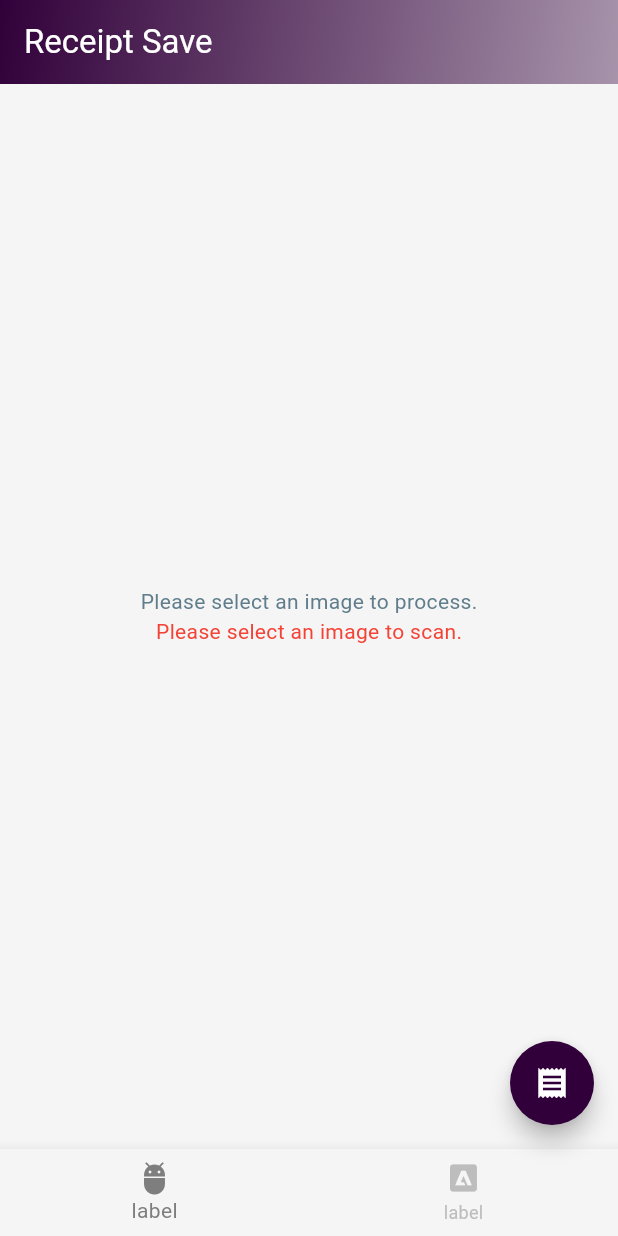
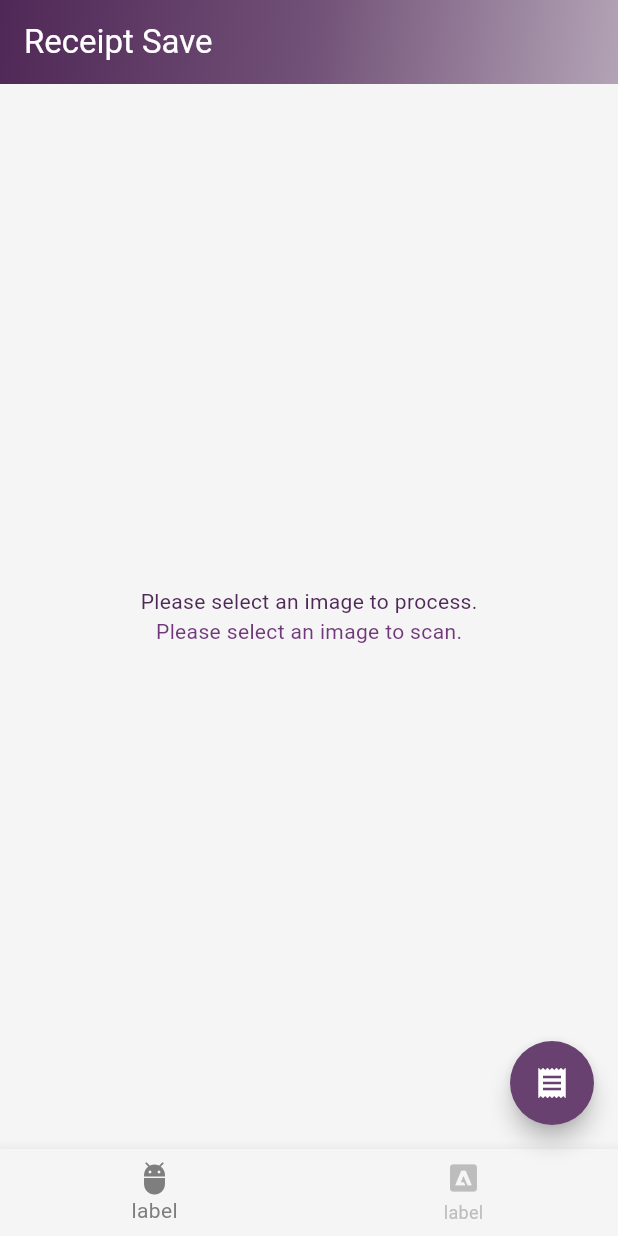
Before and after one commit to bsobocki/save_receipt, a Flutter app: the screen it shows after launch, on a phone screen of 412 x 824 dp. Run offline on Flutter 3.47's test engine with Material 3 defaults, Android fonts, the phone set to English and light mode, and no system bars; our stand-ins replace flutter_expandable_fab, image_picker; missing offline and left inert: google_mlkit_document_scanner, google_mlkit_text_recognition.

Commit message:
fix colors

```diff
--- a/lib/color/themes/main_theme.dart
+++ b/lib/color/themes/main_theme.dart
@@ -1,4 +1,7 @@
 import 'package:flutter/material.dart';
 import 'package:save_receipt/color/color_theme.dart';
 
-final ColorTheme mainTheme = ColorTheme(mainColor: const Color.fromARGB(255, 49, 0, 58));
+final ColorTheme mainTheme = ColorTheme(
+    mainColor: const Color.fromARGB(255, 80, 40, 87),
+    ligtherMainColor: const Color.fromARGB(255, 104, 65, 112),
+    extraLightMainColor: const Color.fromARGB(255, 243, 222, 247));
--- a/lib/main.dart
+++ b/lib/main.dart
@@ -159,11 +159,11 @@ class _MyHomePageState extends State<MyHomePage> {
           children: <Widget>[
             Text(
               imageProcessingText,
-              style: const TextStyle(color: Colors.blueGrey),
+              style: TextStyle(color: mainTheme.mainColor),
             ),
             Text(
               imageScannerText,
-              style: const TextStyle(color: Colors.red),
+              style: TextStyle(color: mainTheme.mainColor.lighter(0.1)),
             ),
           ],
         ),
@@ -193,12 +193,12 @@ class _MyHomePageState extends State<MyHomePage> {
           fabSize: ExpandableFabSize.regular,
           shape: const CircleBorder(),
           foregroundColor: Colors.white,
-          backgroundColor: mainTheme.mainColor,
+          backgroundColor: mainTheme.ligtherMainColor,
         ),
         closeButtonBuilder: RotateFloatingActionButtonBuilder(
           child: const Icon(Icons.close),
           fabSize: ExpandableFabSize.regular,
-          backgroundColor: mainTheme.mainColor.lighter(0.82),
+          backgroundColor: mainTheme.extraLightMainColor,
           foregroundColor: mainTheme.mainColor,
           shape: const CircleBorder(),
         ),
@@ -207,7 +207,7 @@ class _MyHomePageState extends State<MyHomePage> {
             children: [
               FloatingActionButton(
                 heroTag: null,
-                backgroundColor: mainTheme.mainColor,
+                backgroundColor: mainTheme.mainColor.withOpacity(0.9),
                 onPressed: () async {
                   toggleFloatingActionButton();
                   openReceiptPage(await _googleScanAndExtractRecipe());
@@ -220,14 +220,14 @@ class _MyHomePageState extends State<MyHomePage> {
               ),
               Text(
                 "scan",
-                style: TextStyle(color: mainTheme.mainColor),
+                style: TextStyle(color: mainTheme.ligtherMainColor),
               ),
             ],
           ),
           Column(
             children: [
               FloatingActionButton(
-                backgroundColor: mainTheme.mainColor,
+                backgroundColor: mainTheme.ligtherMainColor,
                 heroTag: null,
                 onPressed: () async {
                   toggleFloatingActionButton();
--- a/lib/screen/receipt_data/components/top_bar.dart
+++ b/lib/screen/receipt_data/components/top_bar.dart
@@ -135,7 +135,7 @@ class ReceiptPageTopBar extends StatelessWidget {
                       Padding(
                         padding: const EdgeInsets.all(8.0),
                         child: ExpandableButton(
-                          buttonColor: Colors.red,
+                          buttonColor: mainTheme.mainColor,
                           iconData: Icons.qr_code,
                           onPressed: () {},
                           label: 'Add barcode',
@@ -145,7 +145,7 @@ class ReceiptPageTopBar extends StatelessWidget {
                       Padding(
                         padding: const EdgeInsets.all(8.0),
                         child: ExpandableButton(
-                          buttonColor: Colors.cyan,
+                          buttonColor: mainTheme.mainColor,
                           iconData: Icons.add,
                           onPressed: () {},
                           label: 'Add Item',
--- a/lib/screen/receipt_data/data_field/data_field.dart
+++ b/lib/screen/receipt_data/data_field/data_field.dart
@@ -1,9 +1,9 @@
 import 'package:flutter/material.dart';
 import 'package:save_receipt/color/gradients/gradient.dart';
 import 'package:save_receipt/color/scheme/data_field_scheme.dart';
-import 'package:save_receipt/screen/receipt_data/data_field/edit_mode/data_field_edit_mode_text_row.dart';
+import 'package:save_receipt/screen/receipt_data/data_field/edit_mode/data_field_edit_mode_label_row.dart';
 import 'package:save_receipt/screen/receipt_data/data_field/edit_mode/data_fiels_edit_mode_value_row.dart';
-import 'package:save_receipt/screen/receipt_data/data_field/main_view/text_field.dart';
+import 'package:save_receipt/screen/receipt_data/data_field/main_view/label_field.dart';
 import 'package:save_receipt/screen/receipt_data/data_field/main_view/value_field.dart';
 import 'package:save_receipt/source/data/structures/data_field.dart';
 import 'package:save_receipt/source/data/structures/receipt.dart';
```
Also changed, not shown: lib/color/color_theme.dart (+17 -4 lines), lib/color/scheme/data_field_scheme.dart (+6 -5 lines), lib/screen/receipt_data/data_field/edit_mode/data_field_edit_mode_label_row.dart (renamed from lib/screen/receipt_data/data_field/edit_mode/data_field_edit_mode_text_row.dart, +5 -2 lines), lib/screen/receipt_data/data_field/edit_mode/options/label/expandable_text_options.dart (+6 -2 lines), lib/screen/receipt_data/data_field/edit_mode/options/value/buttons/add_remove_value_button.dart (+10 -9 lines), lib/screen/receipt_data/data_field/edit_mode/options/value/buttons/value_type_menu.dart (+4 -3 lines), lib/screen/receipt_data/data_field/edit_mode/options/value/expandable_value_options.dart (+6 -4 lines), lib/screen/receipt_data/data_field/edit_mode/text/label_text.dart (renamed from lib/screen/receipt_data/data_field/edit_mode/text/field_text.dart), lib/screen/receipt_data/data_field/main_view/label_field.dart (renamed from lib/screen/receipt_data/data_field/main_view/text_field.dart).
